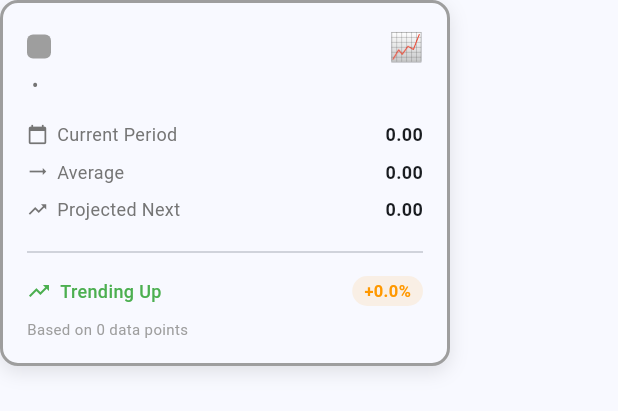
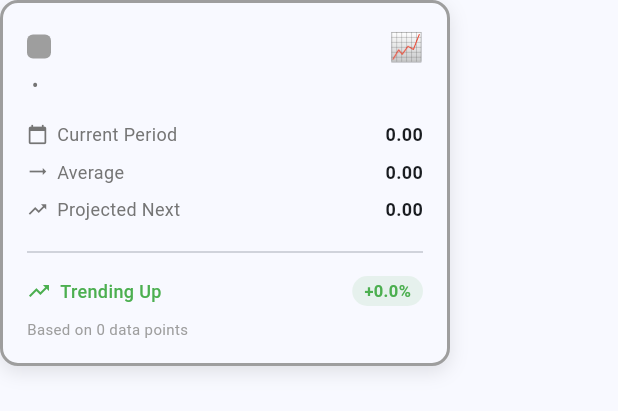
Before and after one commit to EHCOR/budget, a Flutter app: the CategoryInfoPopup widget shown alone on an empty page, opened directly with empty values, on a phone screen of 412 x 824 dp. Shown: the top 411 px of the screen. Run offline on Flutter 3.47's test engine with Material 3 defaults, Android fonts, the phone set to English and light mode, and no system bars; our stand-ins replace csv, file_picker, fl_chart, shared_preferences; accounts and stored records are empty.

Commit message:
Updated trend colouring

```diff
--- a/lib/widgets/trends/category_info_popup.dart
+++ b/lib/widgets/trends/category_info_popup.dart
@@ -297,17 +297,19 @@ class CategoryInfoPopup extends StatelessWidget {
   Color _getTrendColor(TrendDirection trend) {
     switch (trend) {
       case TrendDirection.increasing:
-        return Colors.green;
+        // For expenses, increasing is bad (red). For income, increasing is good (green)
+        return transactionType == 'expense' ? Colors.red : Colors.green;
       case TrendDirection.decreasing:
-        return Colors.red;
+        // For expenses, decreasing is good (green). For income, decreasing is bad (red)
+        return transactionType == 'expense' ? Colors.green : Colors.red;
       case TrendDirection.stable:
         return Colors.orange;
     }
   }
 
   Color _getChangeColor(double change) {
-    if (change > 5) return Colors.green;
-    if (change < -5) return Colors.red;
-    return Colors.orange;
+    // Use the overall trend color for consistency rather than just period-to-period change
+    // This avoids confusion when short-term and long-term trends differ
+    return _getTrendColor(statistics.trend);
   }
 }
```
Also changed, not shown: lib/utils/statistics_service.dart (+8 -2 lines).
